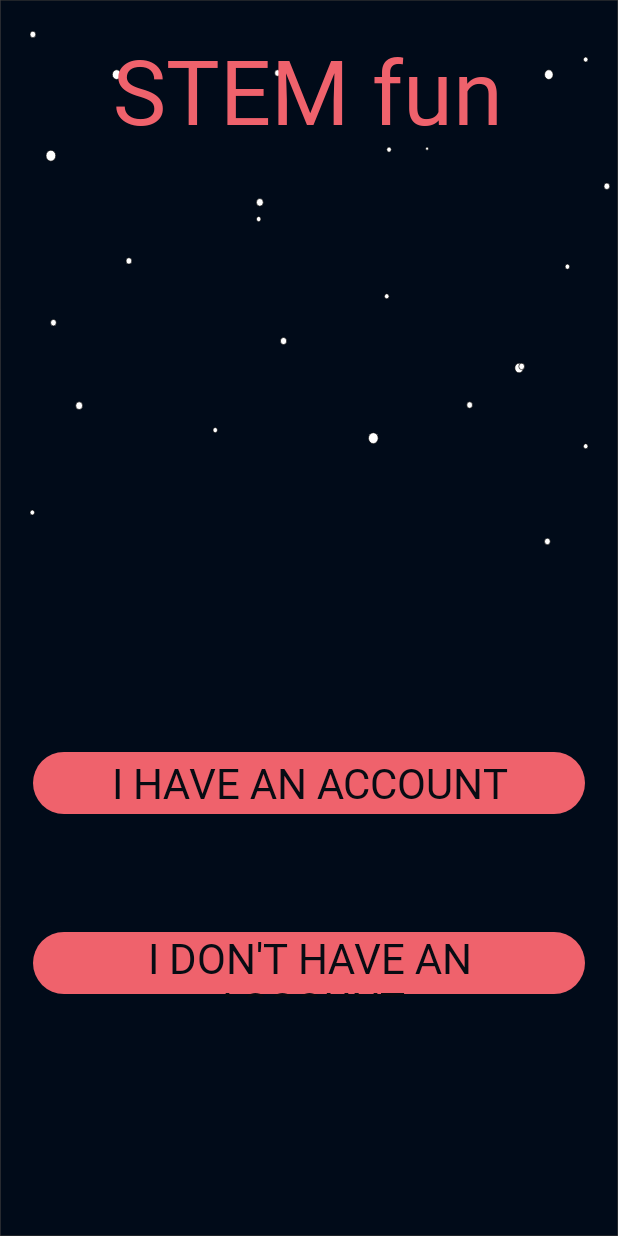
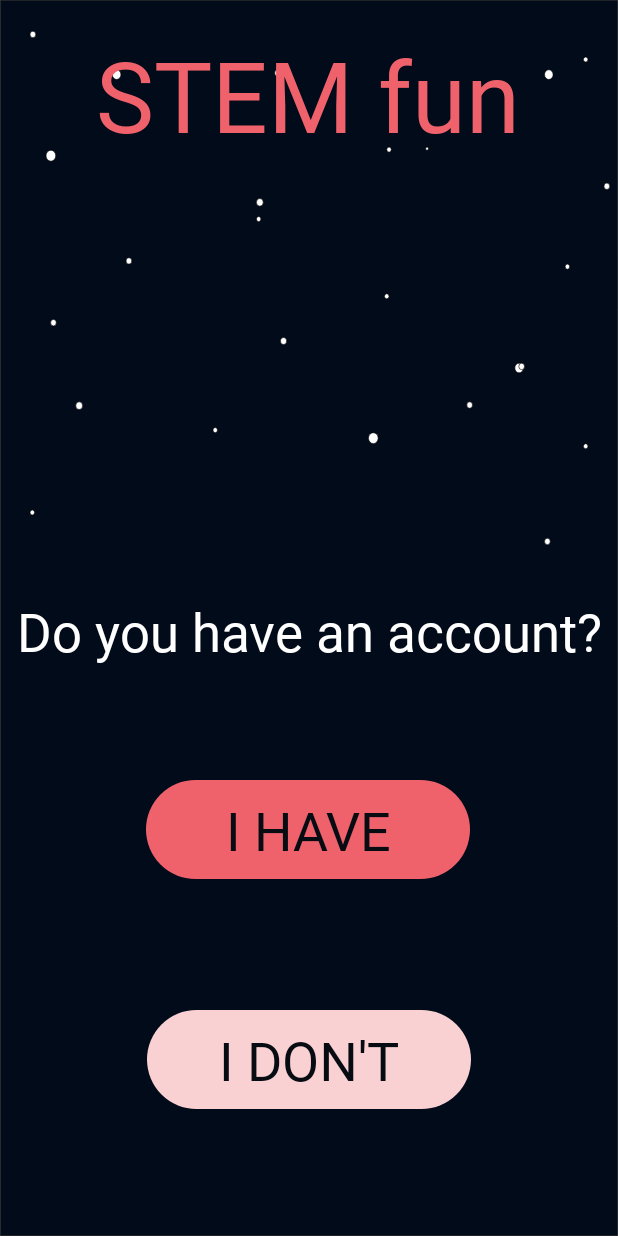
Before and after one commit to ajdinahmetovic/STEMfun, an Android app: the screen it shows after launch (AccountSelect), on a phone screen of 412 x 824 dp. Run offline under Robolectric (Android 15) with nearby library versions, the phone set to English and light mode, and no system bars; our stand-ins replace Firebase (no records; nobody signed in at launch, a user with empty details on screens opened directly).

Commit message:
New: layout sign in - final, I promise

```diff
--- a/app/src/main/AndroidManifest.xml
+++ b/app/src/main/AndroidManifest.xml
@@ -16,12 +16,10 @@
                 <category android:name="android.intent.category.LAUNCHER" />
             </intent-filter>
         </activity>
-        <activity android:name=".RegistrationActivity" />
         <activity android:name=".SignUpAcitvity" />
         <activity android:name=".MainActivity" />
         <activity android:name=".SignInActivity" />
         <activity android:name=".RandomGenerator" />
-        <activity android:name=".MySpaceClassroomActivity" />
         <activity android:name=".TestingActivity" />
         <activity
             android:name=".MainTest"
--- /dev/null
+++ b/app/src/main/res/drawable/shape_button_first_first.xml
@@ -0,0 +1,19 @@
+<shape xmlns:android="http://schemas.android.com/apk/res/android"
+    android:shape="rectangle">
+
+    <corners android:topRightRadius="140dp"
+        android:topLeftRadius="140dp"
+        android:bottomRightRadius="140dp"
+        android:bottomLeftRadius="140dp"/>
+    <stroke
+        android:color="@android:color/transparent"
+        android:width="4dp"/>
+    <gradient
+        android:angle="45"
+        android:endColor="#fad1d3"
+        android:startColor="#fad1d3"
+        android:type="linear"
+
+
+        />
+</shape>
--- a/app/src/main/res/layout/activity_account_select.xml
+++ b/app/src/main/res/layout/activity_account_select.xml
@@ -14,7 +14,7 @@
         android:fontFamily="@font/bold"
         android:text="STEM fun"
         android:textColor="#ef626c"
-        android:textSize="60sp"
+        android:textSize="65sp"
         app:layout_constraintBottom_toBottomOf="parent"
         app:layout_constraintEnd_toEndOf="parent"
         app:layout_constraintHorizontal_bias="0.497"
@@ -22,90 +22,54 @@
         app:layout_constraintTop_toTopOf="parent"
         app:layout_constraintVertical_bias="0.026" />
 
+    <TextView
+        android:id="@+id/textView"
+        android:layout_width="wrap_content"
+        android:layout_height="wrap_content"
+        android:fontFamily="@font/regular"
+        android:text="Do you have an account?"
+        android:textColor="#ffffff"
+        android:textSize="35sp"
+        app:layout_constraintBottom_toBottomOf="parent"
+        app:layout_constraintEnd_toEndOf="parent"
+        app:layout_constraintStart_toStartOf="parent"
+        app:layout_constraintTop_toBottomOf="@+id/textView4"
+        app:layout_constraintVertical_bias="0.434" />
+
     <Button
         android:id="@+id/login"
-        android:layout_width="match_parent"
-        android:layout_height="45dp"
-        android:layout_marginLeft="20dp"
-        android:layout_marginRight="20dp"
+        android:layout_width="220dp"
+        android:layout_height="70dp"
         android:background="@drawable/shape_button_first"
         android:fontFamily="@font/bold"
         android:paddingLeft="15dp"
         android:paddingRight="15dp"
-        android:text="I have an account"
+        android:text="I have"
         android:textColor="#070c13"
-        android:textSize="28dp"
+        android:textSize="36dp"
         app:layout_constraintBottom_toBottomOf="parent"
         app:layout_constraintEnd_toEndOf="parent"
+        app:layout_constraintHorizontal_bias="0.497"
         app:layout_constraintStart_toStartOf="parent"
-        app:layout_constraintTop_toBottomOf="@+id/textView4"
-        app:layout_constraintVertical_bias="0.588" />
+        app:layout_constraintTop_toBottomOf="@+id/textView"
+        app:layout_constraintVertical_bias="0.237" />
 
     <Button
         android:id="@+id/register"
-        android:layout_width="match_parent"
-        android:layout_height="45dp"
-        android:background="@drawable/shape_button_first"
+        android:layout_width="220dp"
+        android:layout_height="70dp"
+        android:background="@drawable/shape_button_first_first"
         android:fontFamily="@font/bold"
         android:paddingLeft="15dp"
         android:paddingRight="15dp"
-        android:text="I don't have an account"
+        android:text="I don't"
         android:textColor="#070c13"
-        android:textSize="28dp"
-        android:layout_marginLeft="20dp"
-        android:layout_marginRight="20dp"
+        android:textSize="36dp"
         app:layout_constraintBottom_toBottomOf="parent"
         app:layout_constraintEnd_toEndOf="parent"
-        app:layout_constraintHorizontal_bias="0.0"
+        app:layout_constraintHorizontal_bias="0.5"
         app:layout_constraintStart_toStartOf="parent"
-        app:layout_constraintTop_toBottomOf="@+id/login"
-        app:layout_constraintVertical_bias="0.32" />
-
-
-    <!--<TextView
-        android:id="@+id/textView4"
-        android:layout_width="wrap_content"
-        android:layout_height="wrap_content"
-        android:fontFamily="@font/font_regular"
-        android:text="STEM"
-        android:textColor="#ffffff"
-        android:textSize="60dp"
-        app:layout_constraintBottom_toBottomOf="parent"
-        app:layout_constraintEnd_toEndOf="parent"
-        app:layout_constraintStart_toStartOf="parent"
-        app:layout_constraintTop_toTopOf="parent"
-        app:layout_constraintVertical_bias="0.09" />
-
-
-    <Button
-        android:id="@+id/login"
-        android:layout_width="340dp"
-        android:layout_height="46dp"
-        android:background="@drawable/shape_button"
-        android:text="I have an account"
-        android:textColor="#000000"
-        android:fontFamily="@font/font_regular"
-        android:textSize="28dp"
-        app:layout_constraintBottom_toBottomOf="parent"
-        app:layout_constraintEnd_toEndOf="parent"
-        app:layout_constraintStart_toStartOf="parent"
-        app:layout_constraintTop_toBottomOf="@+id/textView4"
-        app:layout_constraintVertical_bias="0.401" />
-
-    <Button
-        android:id="@+id/register"
-        android:layout_width="340dp"
-        android:layout_height="46dp"
-        android:background="@drawable/shape_button"
-        android:text="I don't have an account"
-        android:textColor="#000000"
-        android:textSize="28dp"
-        android:fontFamily="@font/font_regular"
-        app:layout_constraintBottom_toBottomOf="parent"
-        app:layout_constraintEnd_toEndOf="parent"
-        app:layout_constraintStart_toStartOf="parent"
-        app:layout_constraintTop_toBottomOf="@+id/login"
-        app:layout_constraintVertical_bias="0.369" />-->
+        app:layout_constraintTop_toBottomOf="@+id/login" />
 
 
 </android.support.constraint.ConstraintLayout>
--- a/gradle.properties
+++ b/gradle.properties
@@ -5,9 +5,11 @@
 # For more details on how to configure your build environment visit
 # http://www.gradle.org/docs/current/userguide/build_environment.html
 # Specifies the JVM arguments used for the daemon process.
+
 # The setting is particularly useful for tweaking memory settings.
-org.gradle.jvmargs=-Xmx1536m
+# org.gradle.jvmargs=-Xmx1536m
+org.gradle.jvmargs=-Xmx4096m -XX:MaxPermSize=1024m -XX:+HeapDumpOnOutOfMemoryError -Dfile.encoding=UTF-8
 # When configured, Gradle will run in incubating parallel mode.
 # This option should only be used with decoupled projects. More details, visit
 # http://www.gradle.org/docs/current/userguide/multi_project_builds.html#sec:decoupled_projects
-# org.gradle.parallel=true
+org.gradle.parallel=true
```
Also changed, not shown: app/src/main/java/space/stemfun/stemfun/MySpaceClassroomActivity.java (deleted, +0 -15 lines), app/src/main/java/space/stemfun/stemfun/RegistrationActivity.java (deleted, +0 -41 lines), app/src/main/res/layout/activity_my_space_classroom.xml (deleted, +0 -95 lines), app/src/main/res/layout/activity_registration.xml (deleted, +0 -77 lines), app/src/main/res/layout/activity_sign_in.xml (+74 -2 lines).
